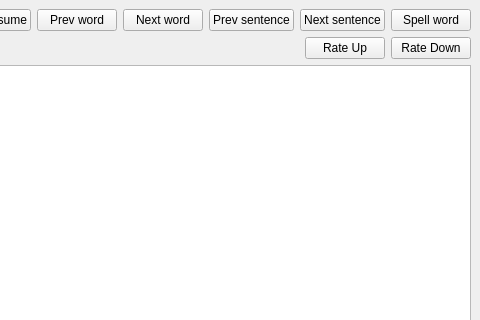
Old version of the form wui/src/mainwindow.ui in the repository kabamot/Zyrlo; both pictures show x 592 to 1072 and y 0 to 320 of the 1072 by 808 pixel window.
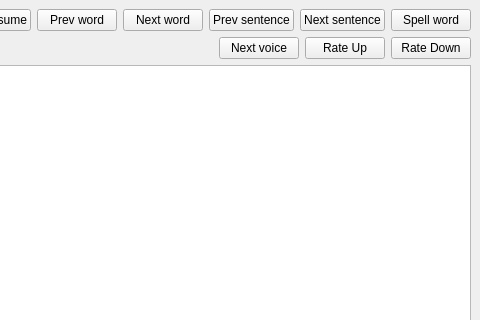
New version of the form.

Commit message: Added Next Voice button in UI

```diff
--- a/wui/src/mainwindow.ui
+++ b/wui/src/mainwindow.ui
@@ -96,6 +96,13 @@
         </property>
        </spacer>
       </item>
+      <item>
+       <widget class="QPushButton" name="nextVoiceButton">
+        <property name="text">
+         <string>Next voice</string>
+        </property>
+       </widget>
+      </item>
       <item>
        <widget class="QPushButton" name="rateUpButton">
         <property name="text">
```
The commit also changes 1 other file.
